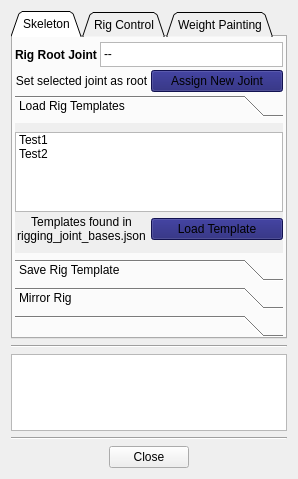
Qt form QtInterface/simple_rigging_tool_widget.ui (MaoBoulve/Maya-Simple-Rigging-Tool) before a commit.
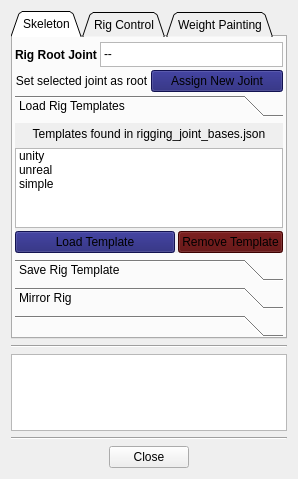
The same form after that commit. The open tabs and pages were chosen to show the change.

```diff
--- a/QtInterface/simple_rigging_tool_widget.ui
+++ b/QtInterface/simple_rigging_tool_widget.ui
@@ -176,6 +176,19 @@
                <property name="spacing">
                 <number>3</number>
                </property>
+               <item>
+                <widget class="QLabel" name="label_24">
+                 <property name="text">
+                  <string>Templates found in rigging_joint_bases.json</string>
+                 </property>
+                 <property name="alignment">
+                  <set>Qt::AlignCenter</set>
+                 </property>
+                 <property name="wordWrap">
+                  <bool>true</bool>
+                 </property>
+                </widget>
+               </item>
                <item>
                 <widget class="QListWidget" name="list_RigTemplate">
                  <property name="sizePolicy">
@@ -198,37 +211,31 @@
                  </property>
                  <item>
                   <property name="text">
-                   <string>Test1</string>
+                   <string>unity</string>
                   </property>
                  </item>
                  <item>
                   <property name="text">
-                   <string>Test2</string>
+                   <string>unreal</string>
+                  </property>
+                 </item>
+                 <item>
+                  <property name="text">
+                   <string>simple</string>
                   </property>
                  </item>
                 </widget>
                </item>
                <item>
                 <layout class="QHBoxLayout" name="horizontalLayout_12">
-                 <item>
-                  <layout class="QVBoxLayout" name="verticalLayout_26">
-                   <item>
-                    <widget class="QLabel" name="label_24">
-                     <property name="text">
-                      <string>Templates found in rigging_joint_bases.json</string>
-                     </property>
-                     <property name="alignment">
-                      <set>Qt::AlignCenter</set>
-                     </property>
-                     <property name="wordWrap">
-                      <bool>true</bool>
-                     </property>
-                    </widget>
-                   </item>
-                  </layout>
-                 </item>
                  <item>
                   <widget class="QPushButton" name="btn_loadRigTemplate">
+                   <property name="sizePolicy">
+                    <sizepolicy hsizetype="Expanding" vsizetype="Fixed">
+                     <horstretch>0</horstretch>
+                     <verstretch>0</verstretch>
+                    </sizepolicy>
+                   </property>
                    <property name="styleSheet">
                     <string notr="true">QPushButton{
     background-color: midnightblue;
@@ -239,6 +246,18 @@
                    </property>
                   </widget>
                  </item>
+                 <item>
+                  <widget class="QPushButton" name="btn_removeRigTemplate">
+                   <property name="styleSheet">
+                    <string notr="true">QPushButton{
+    background-color: rgb(85, 0, 0);
+}</string>
+                   </property>
+                   <property name="text">
+                    <string>Remove Template</string>
+                   </property>
+                  </widget>
+                 </item>
                 </layout>
                </item>
               </layout>
```
Left out of the diff: 52 changed lines with no effect on the pictures.
